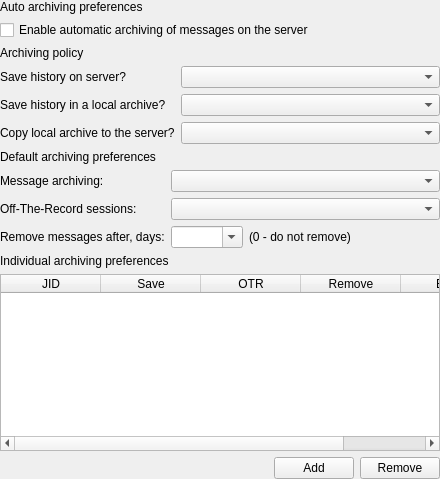
Before: the Qt Designer form src/plugins/messagearchiver/archiveaccountoptionswidget.ui in vacuum-im/vacuum-im, drawn with Qt 5.
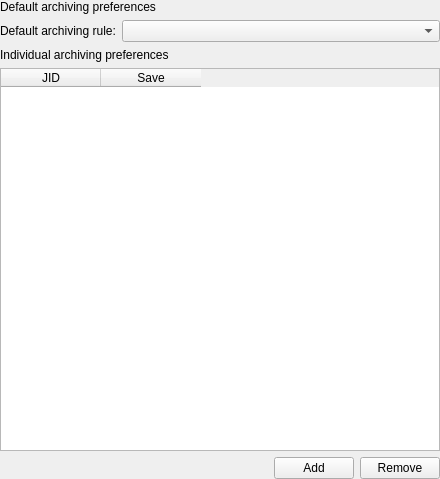
After: the same form once the commit is applied.

Commit message: Migrated to XEP-313 preferences.

Patch:
```diff
--- a/src/plugins/messagearchiver/archiveaccountoptionswidget.ui
+++ b/src/plugins/messagearchiver/archiveaccountoptionswidget.ui
@@ -14,134 +14,6 @@
    <property name="margin">
     <number>0</number>
    </property>
-   <item>
-    <widget class="QWidget" name="wdtAuto" native="true">
-     <layout class="QVBoxLayout" name="verticalLayout_4">
-      <property name="margin">
-       <number>0</number>
-      </property>
-      <item>
-       <widget class="QLabel" name="lblAuto">
-        <property name="text">
-         <string>Auto archiving preferences</string>
-        </property>
-        <property name="textFormat">
-         <enum>Qt::RichText</enum>
-        </property>
-       </widget>
-      </item>
-      <item>
-       <layout class="QVBoxLayout" name="vtlAuto">
-        <property name="margin">
-         <number>0</number>
-        </property>
-        <item>
-         <widget class="QCheckBox" name="chbAutoSave">
-          <property name="text">
-           <string>Enable automatic archiving of messages on the server</string>
-          </property>
-         </widget>
-        </item>
-       </layout>
-      </item>
-     </layout>
-    </widget>
-   </item>
-   <item>
-    <widget class="QWidget" name="wdtMethod" native="true">
-     <layout class="QVBoxLayout" name="verticalLayout_2">
-      <property name="margin">
-       <number>0</number>
-      </property>
-      <item>
-       <widget class="QLabel" name="lblMethod">
-        <property name="text">
-         <string>Archiving policy</string>
-        </property>
-        <property name="textFormat">
-         <enum>Qt::RichText</enum>
-        </property>
-       </widget>
-      </item>
-      <item>
-       <layout class="QGridLayout" name="gdlMethod">
-        <property name="margin">
-         <number>0</number>
-        </property>
-        <item row="0" column="1">
-         <widget class="QComboBox" name="cmbMethodAuto">
-          <property name="sizePolicy">
-           <sizepolicy hsizetype="Expanding" vsizetype="Fixed">
-            <horstretch>0</horstretch>
-            <verstretch>0</verstretch>
-           </sizepolicy>
-          </property>
-         </widget>
-        </item>
-        <item row="1" column="1">
-         <widget class="QComboBox" name="cmbMethodLocal">
-          <property name="sizePolicy">
-           <sizepolicy hsizetype="Expanding" vsizetype="Fixed">
-            <horstretch>0</horstretch>
-            <verstretch>0</verstretch>
-           </sizepolicy>
-          </property>
-         </widget>
-        </item>
-        <item row="1" column="0">
-         <widget class="QLabel" name="lblMethodLocal">
-          <property name="text">
-           <string>Save history in a local archive?</string>
-          </property>
-          <property name="textFormat">
-           <enum>Qt::PlainText</enum>
-          </property>
-          <property name="buddy">
-           <cstring>cmbMethodLocal</cstring>
-          </property>
-         </widget>
-        </item>
-        <item row="0" column="0">
-         <widget class="QLabel" name="lblMethodAuto">
-          <property name="text">
-           <string>Save history on server?</string>
-          </property>
-          <property name="textFormat">
-           <enum>Qt::PlainText</enum>
-          </property>
-          <property name="buddy">
-           <cstring>cmbMethodAuto</cstring>
-          </property>
-         </widget>
-        </item>
-        <item row="2" column="0">
-         <widget class="QLabel" name="lblMethodManual">
-          <property name="text">
-           <string>Copy local archive to the server?</string>
-          </property>
-          <property name="textFormat">
-           <enum>Qt::PlainText</enum>
-          </property>
-          <property name="buddy">
-           <cstring>cmbMethodManual</cstring>
-          </property>
-         </widget>
-        </item>
-        <item row="2" column="1">
-         <widget class="QComboBox" name="cmbMethodManual">
-          <property name="sizePolicy">
-           <sizepolicy hsizetype="Expanding" vsizetype="Fixed">
-            <horstretch>0</horstretch>
-            <verstretch>0</verstretch>
-           </sizepolicy>
-          </property>
-         </widget>
-        </item>
-       </layout>
-      </item>
-     </layout>
-    </widget>
-   </item>
    <item>
     <widget class="QWidget" name="wdtDefault" native="true">
      <layout class="QVBoxLayout" name="verticalLayout_5">
@@ -176,7 +48,7 @@
         <item row="0" column="0">
          <widget class="QLabel" name="lblModeSave">
           <property name="text">
-           <string>Message archiving:</string>
+           <string>Default archiving rule:</string>
           </property>
           <property name="textFormat">
            <enum>Qt::PlainText</enum>
@@ -186,79 +58,6 @@
           </property>
          </widget>
         </item>
-        <item row="1" column="1">
-         <widget class="QComboBox" name="cmbModeOTR">
-          <property name="sizePolicy">
-           <sizepolicy hsizetype="Expanding" vsizetype="Fixed">
-            <horstretch>0</horstretch>
-            <verstretch>0</verstretch>
-           </sizepolicy>
-          </property>
-         </widget>
-        </item>
-        <item row="1" column="0">
-         <widget class="QLabel" name="lblModeOTR">
-          <property name="text">
-           <string>Off-The-Record sessions:</string>
-          </property>
-          <property name="textFormat">
-           <enum>Qt::PlainText</enum>
-          </property>
-          <property name="buddy">
-           <cstring>cmbModeOTR</cstring>
-          </property>
-         </widget>
-        </item>
-        <item row="2" column="0">
-         <widget class="QLabel" name="lblExpireTime">
-          <property name="text">
-           <string>Remove messages after, days:</string>
-          </property>
-          <property name="textFormat">
-           <enum>Qt::PlainText</enum>
-          </property>
-          <property name="buddy">
-           <cstring>cmbExpireTime</cstring>
-          </property>
-         </widget>
-        </item>
-        <item row="2" column="1">
-         <layout class="QHBoxLayout" name="vrlExpireTime">
-          <item>
-           <widget class="QComboBox" name="cmbExpireTime">
-            <property name="editable">
-             <bool>true</bool>
-            </property>
-            <property name="sizeAdjustPolicy">
-             <enum>QComboBox::AdjustToContents</enum>
-            </property>
-           </widget>
-          </item>
-          <item>
-           <widget class="QLabel" name="lblExpireTimeHint">
-            <property name="text">
-             <string>(0 - do not remove)</string>
-            </property>
-            <property name="textFormat">
-             <enum>Qt::PlainText</enum>
-            </property>
-           </widget>
-          </item>
-          <item>
-           <spacer name="horizontalSpacer_2">
-            <property name="orientation">
-             <enum>Qt::Horizontal</enum>
-            </property>
-            <property name="sizeHint" stdset="0">
-             <size>
-              <width>40</width>
-              <height>20</height>
-             </size>
-            </property>
-           </spacer>
-          </item>
-         </layout>
-        </item>
        </layout>
       </item>
      </layout>
@@ -297,7 +96,7 @@
            <bool>true</bool>
           </property>
           <property name="columnCount">
-           <number>5</number>
+           <number>2</number>
           </property>
           <attribute name="horizontalHeaderHighlightSections">
            <bool>false</bool>
@@ -324,39 +123,6 @@
             <set>AlignHCenter|AlignVCenter|AlignCenter</set>
            </property>
           </column>
-          <column>
-           <property name="text">
-            <string>OTR</string>
-           </property>
-           <property name="toolTip">
-            <string>Off-The-Record sessions </string>
-           </property>
-           <property name="textAlignment">
-            <set>AlignHCenter|AlignVCenter|AlignCenter</set>
-           </property>
-          </column>
-          <column>
-           <property name="text">
-            <string>Remove</string>
-           </property>
-           <property name="toolTip">
-            <string>Remove messages after, days</string>
-           </property>
-           <property name="textAlignment">
-            <set>AlignHCenter|AlignVCenter|AlignCenter</set>
-           </property>
-          </column>
-          <column>
-           <property name="text">
-            <string>Exact</string>
-           </property>
-           <property name="toolTip">
-            <string>Settings are applied to contact which JID is exactly matches</string>
-           </property>
-           <property name="textAlignment">
-            <set>AlignHCenter|AlignVCenter|AlignCenter</set>
-           </property>
-          </column>
          </widget>
         </item>
         <item>
```
Left out of the diff: 7 changed lines with no effect on the pictures. The commit also changes 21 other files.
